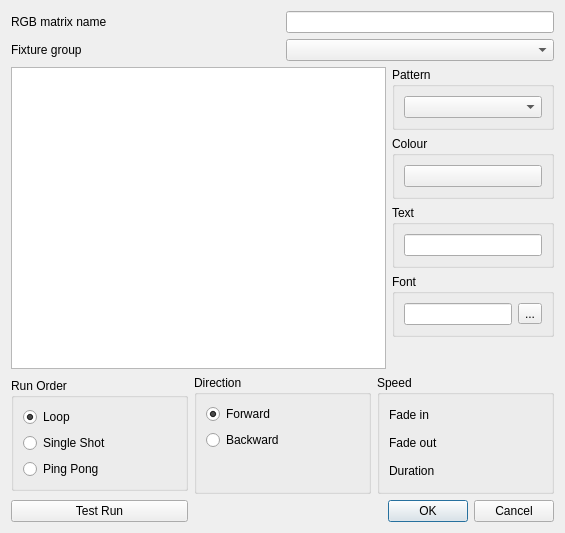
This is trunk/ui/src/rgbmatrixeditor.ui in Bondzio/qlc as Qt 5 draws it before an edit. The edited form follows.
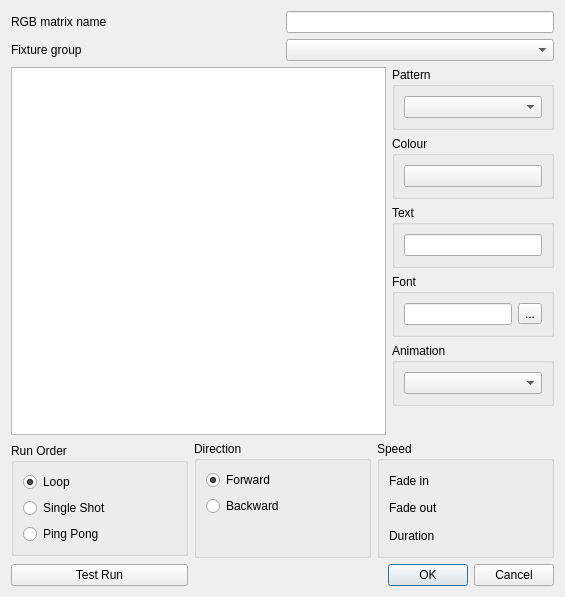
This is the edited form. Icons and pictures are not drawn.

Diff of the .ui file:
```diff
--- a/trunk/ui/src/rgbmatrixeditor.ui
+++ b/trunk/ui/src/rgbmatrixeditor.ui
@@ -7,7 +7,7 @@
     <x>0</x>
     <y>0</y>
     <width>565</width>
-    <height>533</height>
+    <height>597</height>
    </rect>
   </property>
   <property name="windowTitle">
@@ -167,6 +167,18 @@
          </layout>
         </widget>
        </item>
+       <item>
+        <widget class="QGroupBox" name="m_animationGroup">
+         <property name="title">
+          <string>Animation</string>
+         </property>
+         <layout class="QVBoxLayout" name="verticalLayout">
+          <item>
+           <widget class="QComboBox" name="m_animationCombo"/>
+          </item>
+         </layout>
+        </widget>
+       </item>
        <item>
         <spacer name="verticalSpacer_4">
          <property name="orientation">
```
